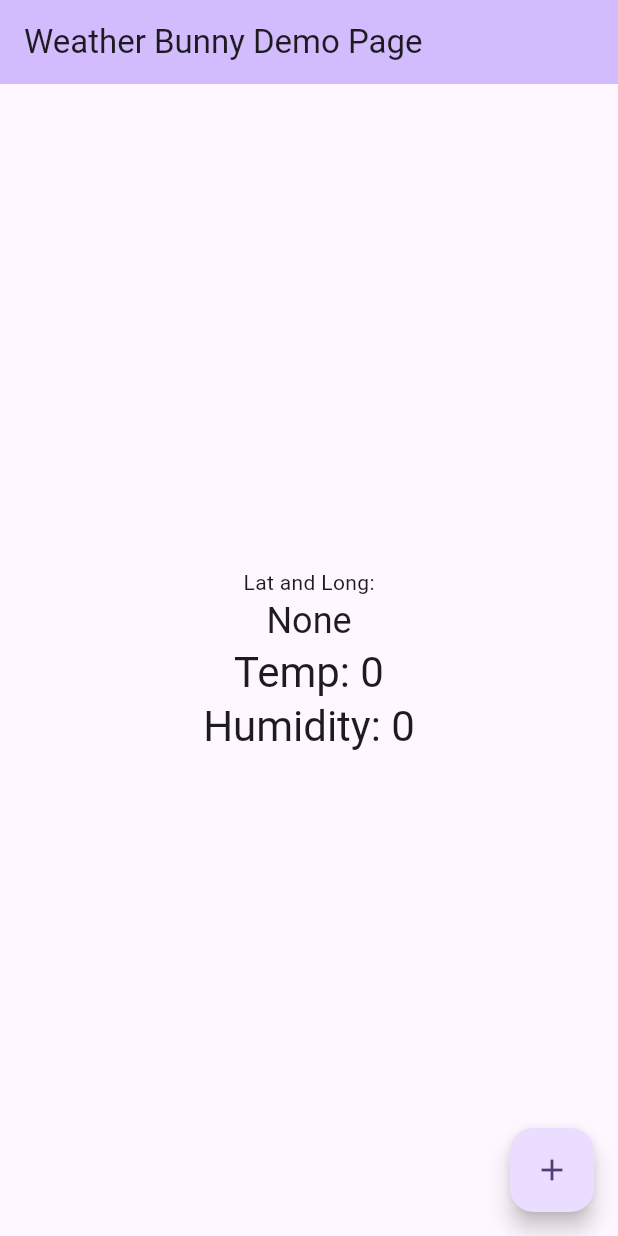
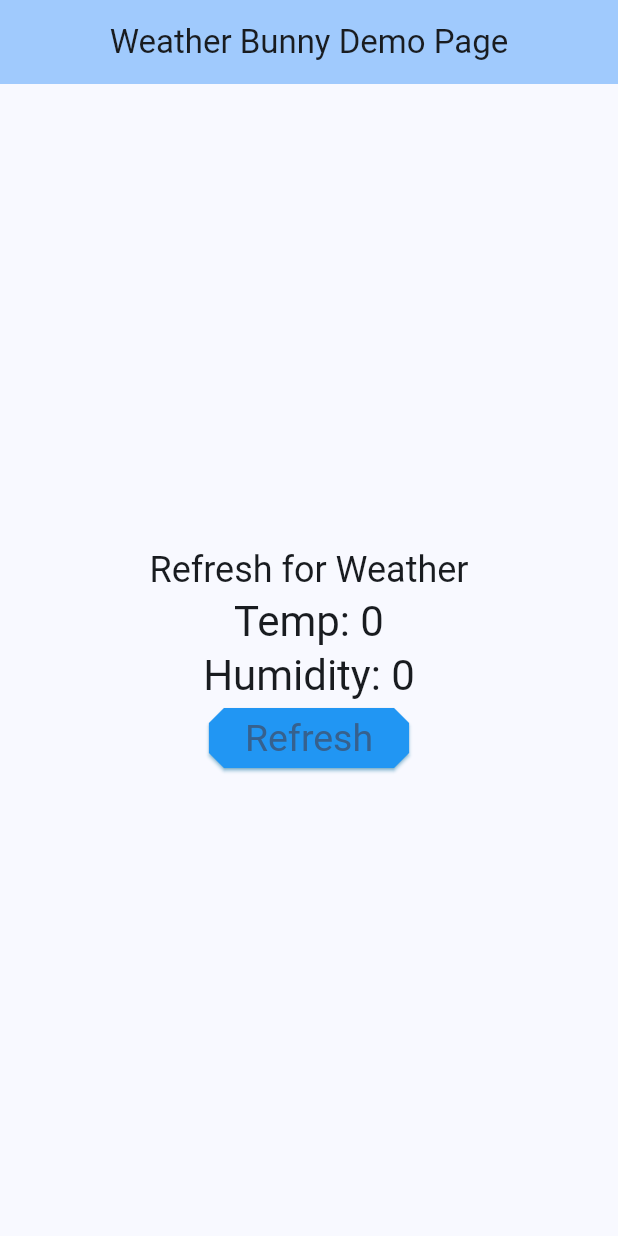
Before and after one commit to jerryrw/weather_bunny, a Flutter app: the screen it shows after launch, on a phone screen of 412 x 824 dp. Run offline on Flutter 3.47's test engine with Material 3 defaults, Android fonts, the phone set to English and light mode, and no system bars; our stand-ins replace geolocator.

Commit message:
some UI changes

```diff
--- a/lib/main.dart
+++ b/lib/main.dart
@@ -1,8 +1,8 @@
 //import 'dart:async';
 //import 'dart:convert' as convert; //  for json conversion
 import 'package:flutter/material.dart';
-import 'getlocation.dart';
-import 'callapi.dart';
+import 'getLocation.dart';
+import 'callWeatherAPI.dart';
 
 // https://open-meteo.com/
 
@@ -30,7 +30,7 @@ class MyApp extends StatelessWidget {
       title: 'Weather Bunny',
       theme: ThemeData(
         // This is the theme of your application.
-        colorScheme: ColorScheme.fromSeed(seedColor: Colors.deepPurple),
+        colorScheme: ColorScheme.fromSeed(seedColor: Colors.blue),
         useMaterial3: true,
       ),
       home: const MyHomePage(title: 'Weather Bunny Demo Page'),
@@ -50,7 +50,8 @@ class MyHomePage extends StatefulWidget {
 class _MyHomePageState extends State<MyHomePage> {
   String lat = '0';
   String long = '0';
-  String locationMessage = 'None'; // lat and long are null at startup
+  String locationMessage =
+      'Refresh for Weather'; // lat and long are null at startup
 
   Map<String, dynamic> jsonMap = {};
   String temperature = '0';
@@ -62,14 +63,12 @@ class _MyHomePageState extends State<MyHomePage> {
       appBar: AppBar(
         backgroundColor: Theme.of(context).colorScheme.inversePrimary,
         title: Text(widget.title),
+        centerTitle: true,
       ),
       body: Center(
         child: Column(
           mainAxisAlignment: MainAxisAlignment.center,
           children: <Widget>[
-            const Text(
-              'Lat and Long:',
-            ),
             Text(
               locationMessage, // lat and long as a string
               style: Theme.of(context).textTheme.headlineSmall,
@@ -82,34 +81,50 @@ class _MyHomePageState extends State<MyHomePage> {
               'Humidity: $humidity', // humidity as a string
               style: Theme.of(context).textTheme.headlineMedium,
             ),
-          ],
+            ElevatedButton(
+              child: Text('Refresh'),
+              style: ElevatedButton.styleFrom(
+                backgroundColor: Colors.blue,
+                // side: BorderSide(color: Colors.yellow, width: 5),
+                textStyle: const TextStyle(
+                    color: Colors.white,
+                    fontSize: 25,
+                    fontStyle: FontStyle.normal),
+                shape: BeveledRectangleBorder(
+                    borderRadius: BorderRadius.all(Radius.circular(10))),
+                shadowColor: Colors.lightBlue,
               ),
-      ),
-      floatingActionButton: FloatingActionButton(
               onPressed: () {
+                setState(() {
+                  locationMessage = 'Updating';
+                });
                 getCurrentLocation().then((value) {
                   lat = '${value.latitude}';
                   long = '${value.longitude}';
-            setState(() {
-              locationMessage = 'Lat: $lat , Long: $long';
-            });
+                  //setState(() {
+
+                  //locationMessage = 'Lat: $lat , Long: $long'; // for debugging
+                  //});
                   callApi(latitude: lat, longitude: long)
                       .then((Map<String, dynamic> value) {
                     jsonMap = value;
                     //current: time, interval, temperature_2m, relative_humidity_2m
                     //print(jsonMap['current']); // for debugging
                     setState(() {
-                temperature = jsonMap['current']['temperature_2m'].toString();
+                      temperature =
+                          jsonMap['current']['temperature_2m'].toString();
                       humidity =
                           jsonMap['current']['relative_humidity_2m'].toString();
+                      locationMessage = ' ';
                     });
                     print('Temp: ${temperature} Humidity: ${humidity}');
                   });
                   print('Lat: ${lat}, Long: ${long}');
                 });
               },
-        tooltip: 'Increment',
-        child: const Icon(Icons.add),
+            ),
+          ],
+        ),
       ),
     );
   }
```
Also changed, not shown: lib/callWeatherAPI.dart (renamed from lib/callapi.dart). Lines whose indentation alone changed are shown as unchanged.
